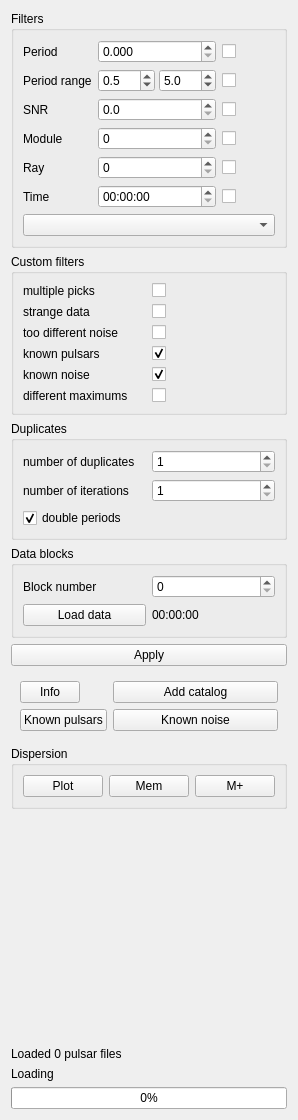
vtyulb/BSA-Analytics, file src/analytics.ui: the form before one commit.
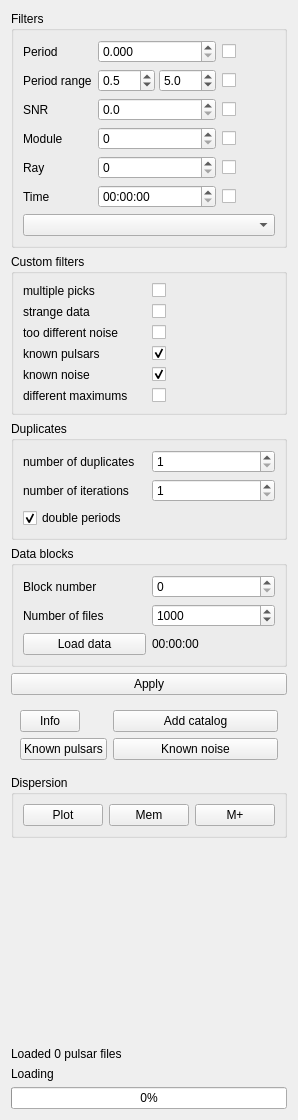
The form after the commit.

Commit message: new snr calculation algorithm

```diff
--- a/src/analytics.ui
+++ b/src/analytics.ui
@@ -373,20 +373,37 @@
         </property>
        </widget>
       </item>
-      <item row="1" column="0">
+      <item row="2" column="0">
        <widget class="QPushButton" name="fourierLoad">
         <property name="text">
          <string>Load data</string>
         </property>
        </widget>
       </item>
-      <item row="1" column="1">
+      <item row="2" column="1">
        <widget class="QLabel" name="fourierTime">
         <property name="text">
          <string>00:00:00</string>
         </property>
        </widget>
       </item>
+      <item row="1" column="1">
+       <widget class="QSpinBox" name="fourierFileNumber">
+        <property name="maximum">
+         <number>5000</number>
+        </property>
+        <property name="value">
+         <number>1000</number>
+        </property>
+       </widget>
+      </item>
+      <item row="1" column="0">
+       <widget class="QLabel" name="label_16">
+        <property name="text">
+         <string>Number of files</string>
+        </property>
+       </widget>
+      </item>
      </layout>
     </widget>
    </item>
```
The commit also changes 2 other files.
